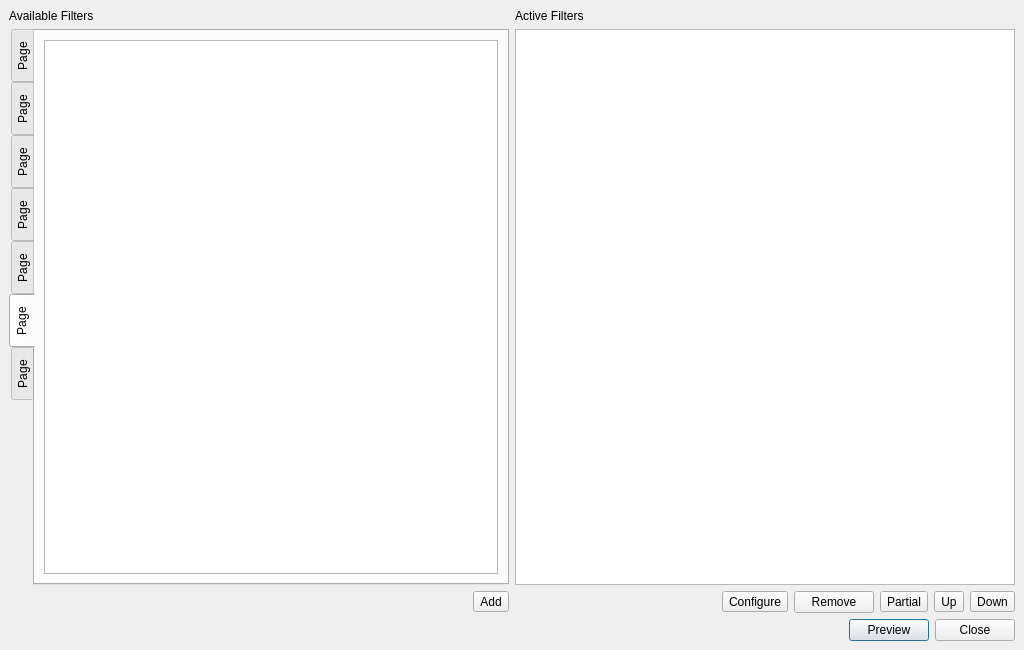
Qt form branches/avidemux_2.4_branch/avidemux/ADM_userInterfaces/ADM_QT4/ADM_filters/mainfilter.ui (BackupTheBerlios/avidemux-svn) before a commit.
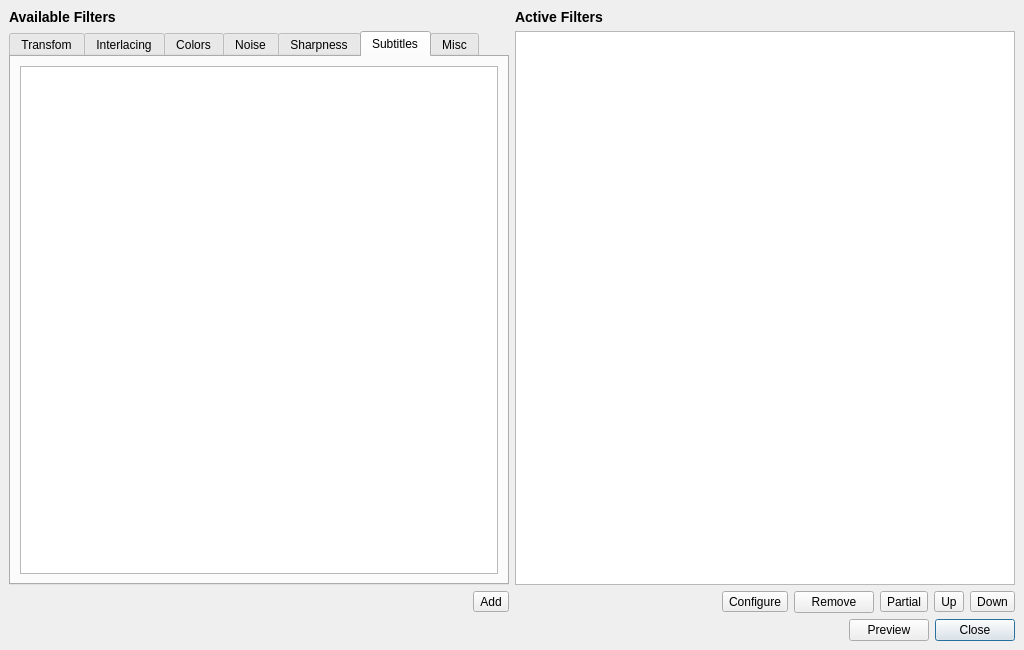
The same form after that commit. The open tabs and pages were chosen to show the change. Icons and pictures are not drawn.

Commit message: Better filter dialog for QT4

```diff
--- a/branches/avidemux_2.4_branch/avidemux/ADM_userInterfaces/ADM_QT4/ADM_filters/mainfilter.ui
+++ b/branches/avidemux_2.4_branch/avidemux/ADM_userInterfaces/ADM_QT4/ADM_filters/mainfilter.ui
@@ -22,14 +22,17 @@
    <item row="0" column="1" >
     <widget class="QLabel" name="label_2" >
      <property name="text" >
-      <string>Active Filters</string>
+      <string>&lt;big>&lt;b>Active Filters&lt;/b>&lt;/big></string>
      </property>
     </widget>
    </item>
    <item row="0" column="0" >
     <widget class="QLabel" name="label" >
      <property name="text" >
-      <string>Available Filters</string>
+      <string>&lt;big>&lt;b>Available Filters&lt;/b>&lt;/big></string>
+     </property>
+     <property name="textFormat" >
+      <enum>Qt::RichText</enum>
      </property>
     </widget>
    </item>
@@ -99,6 +102,9 @@
        <property name="text" >
         <string>Close</string>
        </property>
+       <property name="default" >
+        <bool>true</bool>
+       </property>
       </widget>
      </item>
     </layout>
@@ -164,7 +170,7 @@
    <item row="1" column="0" >
     <widget class="QTabWidget" name="tabWidgetSubtitles" >
      <property name="tabPosition" >
-      <enum>QTabWidget::West</enum>
+      <enum>QTabWidget::North</enum>
      </property>
      <property name="tabShape" >
       <enum>QTabWidget::Rounded</enum>
@@ -177,7 +183,10 @@
      </property>
      <widget class="QWidget" name="Transform" >
       <attribute name="title" >
-       <string>Page</string>
+       <string>Transfom</string>
+      </attribute>
+      <attribute name="icon" >
+       <iconset resource="filter.qrc" >:/new/prefix1/icons/1.png</iconset>
       </attribute>
       <layout class="QGridLayout" >
        <property name="margin" >
@@ -193,7 +202,13 @@
      </widget>
      <widget class="QWidget" name="Interlacing" >
       <attribute name="title" >
-       <string>Page</string>
+       <string>Interlacing</string>
+      </attribute>
+      <attribute name="icon" >
+       <iconset resource="filter.qrc" >:/new/prefix1/icons/2.png</iconset>
+      </attribute>
+      <attribute name="toolTip" >
+       <string>Interlacing</string>
       </attribute>
       <layout class="QGridLayout" >
        <property name="margin" >
@@ -209,7 +224,10 @@
      </widget>
      <widget class="QWidget" name="Colors" >
       <attribute name="title" >
-       <string>Page</string>
+       <string>Colors</string>
+      </attribute>
+      <attribute name="icon" >
+       <iconset resource="filter.qrc" >:/new/prefix1/icons/4.png</iconset>
       </attribute>
       <layout class="QGridLayout" >
        <property name="margin" >
@@ -225,7 +243,10 @@
      </widget>
      <widget class="QWidget" name="Noise" >
       <attribute name="title" >
-       <string>Page</string>
+       <string>Noise</string>
+      </attribute>
+      <attribute name="icon" >
+       <iconset resource="filter.qrc" >:/new/prefix1/icons/5.png</iconset>
       </attribute>
       <layout class="QGridLayout" >
        <property name="margin" >
@@ -241,7 +262,13 @@
      </widget>
      <widget class="QWidget" name="Subtitles" >
       <attribute name="title" >
-       <string>Page</string>
+       <string>Sharpness</string>
+      </attribute>
+      <attribute name="icon" >
+       <iconset resource="filter.qrc" >:/new/prefix1/icons/3.png</iconset>
+      </attribute>
+      <attribute name="toolTip" >
+       <string>Sharpness</string>
       </attribute>
       <layout class="QGridLayout" >
        <property name="margin" >
@@ -257,7 +284,13 @@
      </widget>
      <widget class="QWidget" name="Sharpness" >
       <attribute name="title" >
-       <string>Page</string>
+       <string>Subtitles</string>
+      </attribute>
+      <attribute name="icon" >
+       <iconset resource="filter.qrc" >:/new/prefix1/icons/7.png</iconset>
+      </attribute>
+      <attribute name="toolTip" >
+       <string>Subtitles</string>
       </attribute>
       <layout class="QGridLayout" >
        <property name="margin" >
@@ -273,7 +306,10 @@
      </widget>
      <widget class="QWidget" name="Misc" >
       <attribute name="title" >
-       <string>Page</string>
+       <string>Misc</string>
+      </attribute>
+      <attribute name="icon" >
+       <iconset resource="filter.qrc" >:/new/prefix1/icons/6.png</iconset>
       </attribute>
       <layout class="QGridLayout" >
        <property name="margin" >
```
Left out of the diff: 6 changed lines with no effect on the pictures. The commit also changes 11 other files.
